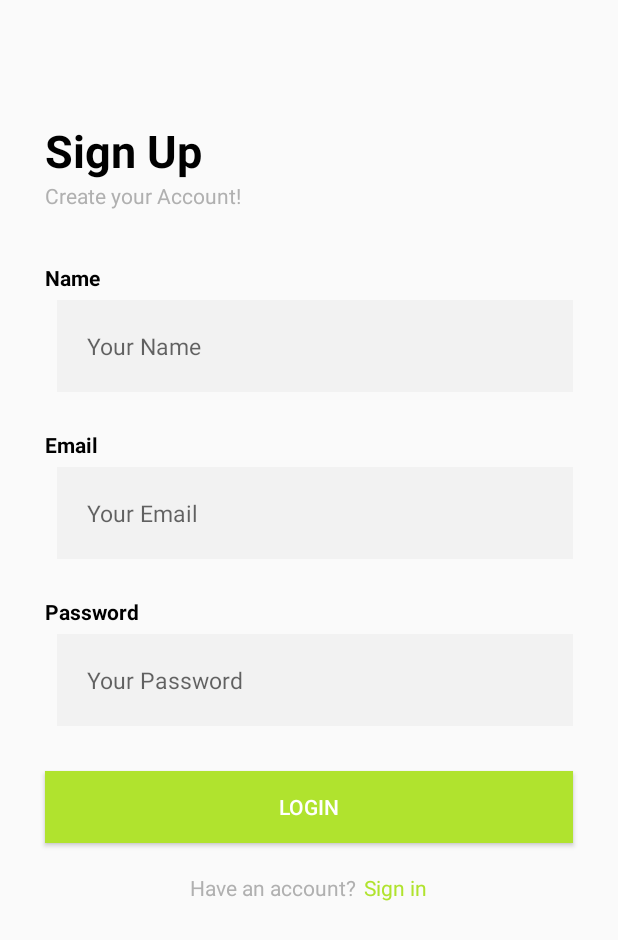
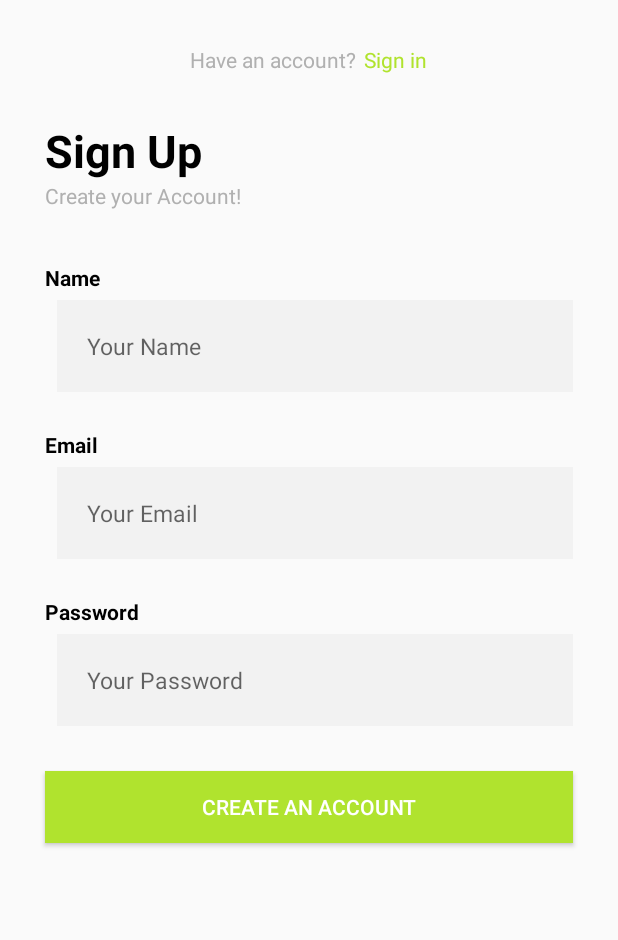
Before and after one commit to rovicdimacali/RGS_ChequePickUp, an Android app: the SignUp screen opened directly, with no data from a screen before it, on a phone screen of 412 x 824 dp. Shown: the top 940 px of the screen. Run offline under Robolectric (Android 15) with nearby library versions, the phone set to English and light mode, and no system bars.

Commit message:
ChequePickUp.java

```diff
--- a/app/src/main/java/com/example/rgs_chequepickup/SignUp.java
+++ b/app/src/main/java/com/example/rgs_chequepickup/SignUp.java
@@ -7,20 +7,33 @@ import android.graphics.Typeface;
 import android.os.Bundle;
 import android.view.View;
 import android.widget.Button;
+import android.widget.EditText;
 import android.widget.TextView;
 
 public class SignUp extends AppCompatActivity {
 
-    private Button login_button;
+    private Button signup_button;
+    private EditText username, email, password;
+    private String un, em, passwd;
     TextView signing;
     @Override
     protected void onCreate(Bundle savedInstanceState) {
         super.onCreate(savedInstanceState);
         setContentView(R.layout.activity_sign_up);
 
+        //BUTTONS
         signing = (TextView) findViewById(R.id.signing);
+        signup_button = (Button) findViewById(R.id.signup_button);
 
-        login_button = (Button) findViewById(R.id.login_button);
+        //INPUTS
+        username = (EditText) findViewById(R.id.inputname);
+        un = username.getText().toString();
+
+        email = (EditText) findViewById(R.id.inputemail1);
+        em = email.getText().toString();
+
+        password = (EditText) findViewById(R.id.inputpassword1);
+        passwd = password.getText().toString();
 
         signing.setOnClickListener(new View.OnClickListener() {
             @Override
@@ -29,9 +42,11 @@ public class SignUp extends AppCompatActivity {
             }
         });
 
-        login_button.setOnClickListener(new View.OnClickListener() {
+        signup_button.setOnClickListener(new View.OnClickListener() {
             @Override
             public void onClick(View v) {
+                SqlDatabase sql = new SqlDatabase(SignUp.this);
+                sql.addUser(un, em, passwd);
                 openCongrats();
             }
         });
--- a/app/src/main/res/layout/activity_sign_up.xml
+++ b/app/src/main/res/layout/activity_sign_up.xml
@@ -101,7 +101,7 @@
         android:textSize="15dp" />
 
     <Button
-        android:id="@+id/login_button"
+        android:id="@+id/signup_button"
         android:layout_width="match_parent"
         android:layout_height="wrap_content"
         android:layout_alignParentStart="true"
@@ -111,7 +111,7 @@
         android:layout_below="@id/inputpassword1"
         android:layout_marginTop="30dp"
         android:background="@color/rgs_green"
-        android:text="Login"
+        android:text="Create An Account"
         android:layout_centerHorizontal="true"
         android:textColor="@color/white" />
 
```
